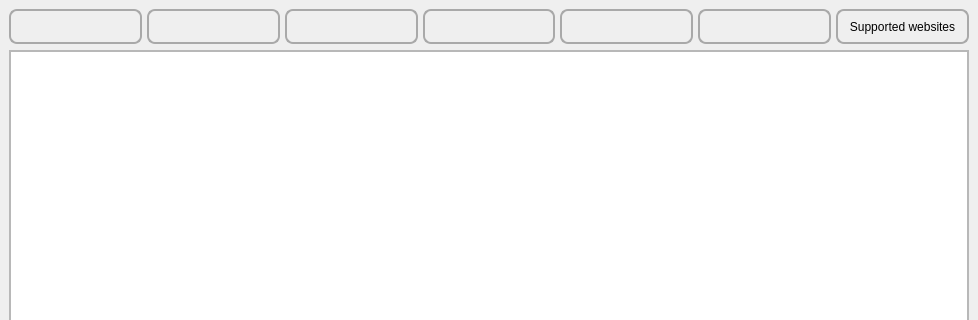
Before: the Qt Designer form src/frontend/UI/form_main_window.ui in EchterAlsFake/Porn_Fetch, drawn with Qt 5; both pictures show x 0 to 978 and y 0 to 320 of the 978 by 655 pixel window.
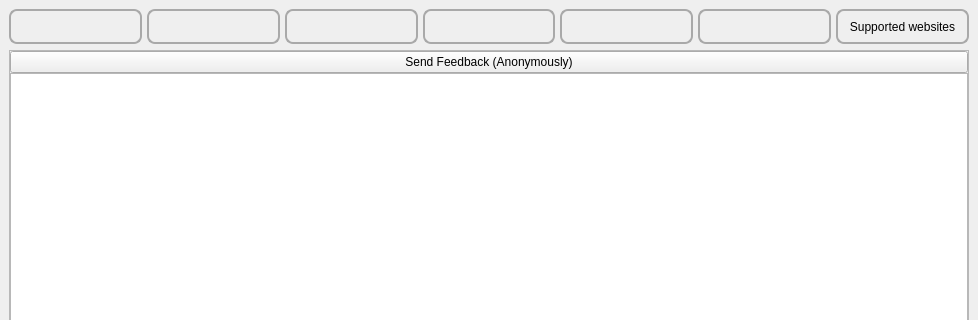
After: the same form once the commit is applied. The open tabs and pages were chosen to show the change.

Commit message: - added feedback reporting directly in the app

Diff of the .ui file:
```diff
--- a/src/frontend/UI/form_main_window.ui
+++ b/src/frontend/UI/form_main_window.ui
@@ -3556,8 +3556,8 @@
             <rect>
              <x>0</x>
              <y>0</y>
-             <width>84</width>
-             <height>70</height>
+             <width>958</width>
+             <height>532</height>
             </rect>
            </property>
            <layout class="QGridLayout" name="gridLayout_21">
@@ -3576,7 +3576,16 @@
             <property name="spacing">
              <number>0</number>
             </property>
-            <item row="0" column="0">
+            <item row="0" column="1">
+             <layout class="QVBoxLayout" name="verticalLayout_5">
+              <item>
+               <widget class="QPushButton" name="button_credits_send_feedback">
+                <property name="text">
+                 <string>Send Feedback (Anonymously)</string>
+                </property>
+               </widget>
+              </item>
+              <item>
              <widget class="QTextBrowser" name="main_textbrowser_credits">
               <property name="accessibleName">
                <string>Textbrowser for credits / information</string>
@@ -3584,6 +3593,8 @@
              </widget>
             </item>
            </layout>
+            </item>
+           </layout>
           </widget>
          </widget>
         </item>
```
Left out of the diff: 7 changed lines with no effect on the pictures. Lines whose indentation alone changed are shown as unchanged. The commit also changes 10 other files.
